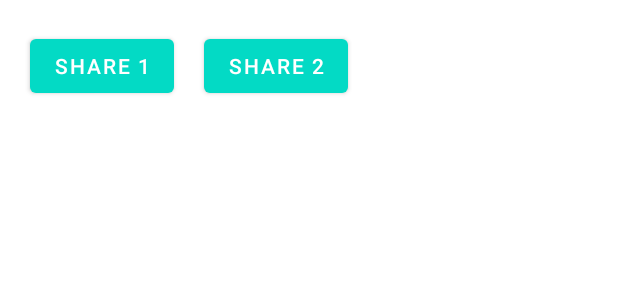
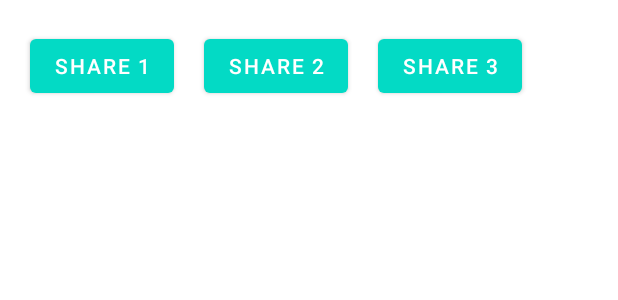
Before and after one commit to GMKEnd/ActivityTest, an Android app: the layout main_activity.xml on its own in the app's theme, with its tools: preview values and no code run, on a phone screen of 412 x 824 dp. Shown: the top 300 px of the screen. Run offline under Robolectric (Android 15) with nearby library versions, the phone set to English and light mode, and no system bars.

Commit message:
feat:数据回传

```diff
--- a/app/src/main/res/layout/main_activity.xml
+++ b/app/src/main/res/layout/main_activity.xml
@@ -24,4 +24,14 @@
         app:layout_constraintStart_toEndOf="@+id/main_btn1"
         app:layout_constraintTop_toTopOf="parent" />
 
+    <Button
+        android:id="@+id/main_btn3"
+        android:layout_width="wrap_content"
+        android:layout_height="wrap_content"
+        android:layout_marginStart="20dp"
+        android:layout_marginTop="20dp"
+        android:text="@string/main_btn3"
+        app:layout_constraintStart_toEndOf="@+id/main_btn2"
+        app:layout_constraintTop_toTopOf="parent" />
+
 </androidx.constraintlayout.widget.ConstraintLayout>
--- a/app/src/main/res/values/strings.xml
+++ b/app/src/main/res/values/strings.xml
@@ -3,5 +3,6 @@
     <string name="button">Button</string>
     <string name="main_btn1">share 1</string>
     <string name="main_btn2">share 2</string>
+    <string name="main_btn3">share 3</string>
     <string name="text">TestText</string>
 </resources>
```
Also changed, not shown: app/src/main/AndroidManifest.xml (+13 -18 lines), app/src/main/java/com/example/activitytest/MainActivity.kt (+22 -0 lines), app/src/main/java/com/example/activitytest/ResultActivity.kt (added, +16 -0 lines), app/src/main/res/layout/activity_result.xml (added, +9 -0 lines), 1 other file.
